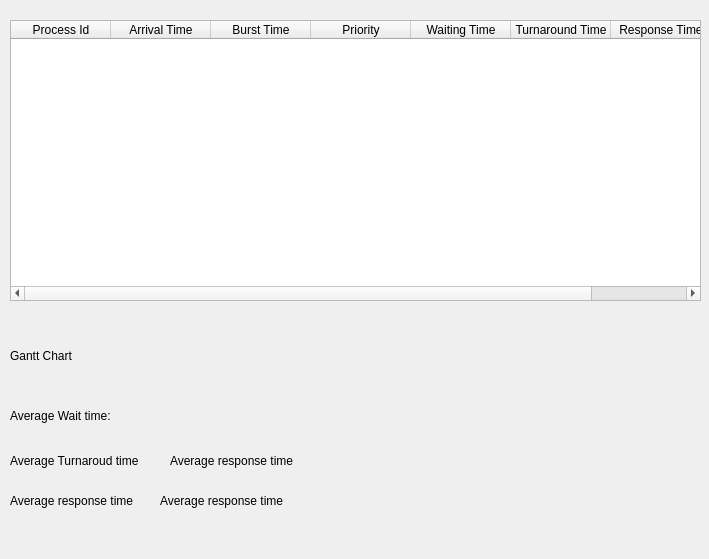
Qt form OfficialProject/information.ui (NchangRoy/Knowlegde_Loom) before a commit.
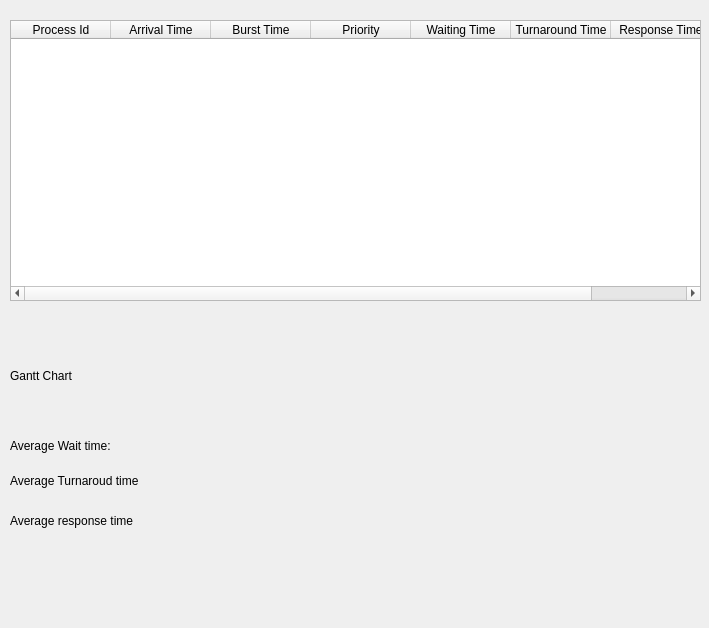
The same form after that commit.

Patch:
```diff
--- a/OfficialProject/information.ui
+++ b/OfficialProject/information.ui
@@ -7,7 +7,7 @@
     <x>0</x>
     <y>0</y>
     <width>709</width>
-    <height>559</height>
+    <height>628</height>
    </rect>
   </property>
   <property name="sizePolicy">
@@ -71,7 +71,7 @@
    <property name="geometry">
     <rect>
      <x>10</x>
-     <y>330</y>
+     <y>350</y>
      <width>71</width>
      <height>51</height>
     </rect>
@@ -84,7 +84,7 @@
    <property name="geometry">
     <rect>
      <x>10</x>
-     <y>400</y>
+     <y>430</y>
      <width>111</width>
      <height>31</height>
     </rect>
@@ -97,7 +97,7 @@
    <property name="geometry">
     <rect>
      <x>10</x>
-     <y>450</y>
+     <y>470</y>
      <width>141</width>
      <height>21</height>
     </rect>
@@ -110,7 +110,7 @@
    <property name="geometry">
     <rect>
      <x>10</x>
-     <y>490</y>
+     <y>510</y>
      <width>141</width>
      <height>21</height>
     </rect>
@@ -123,33 +123,33 @@
    <property name="geometry">
     <rect>
      <x>160</x>
-     <y>490</y>
+     <y>510</y>
      <width>141</width>
      <height>21</height>
     </rect>
    </property>
    <property name="text">
-    <string>Average response time</string>
+    <string/>
    </property>
   </widget>
   <widget class="QLabel" name="avg_turnaroudn_time">
    <property name="geometry">
     <rect>
      <x>170</x>
-     <y>450</y>
+     <y>470</y>
      <width>141</width>
      <height>21</height>
     </rect>
    </property>
    <property name="text">
-    <string>Average response time</string>
+    <string/>
    </property>
   </widget>
   <widget class="QLabel" name="average_wait_time">
    <property name="geometry">
     <rect>
      <x>150</x>
-     <y>400</y>
+     <y>440</y>
      <width>141</width>
      <height>21</height>
     </rect>
```
